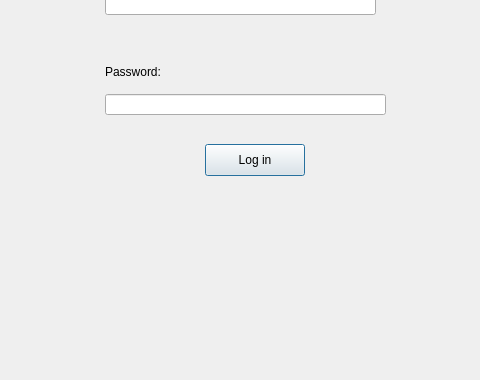
This is cs_ll_project/loginpage.ui in Nashaat324/CS_ll_lab_project as Qt 5 draws it before an edit; both pictures show x 125 to 605 and y 256 to 636 of the 779 by 636 pixel window. The edited form follows.
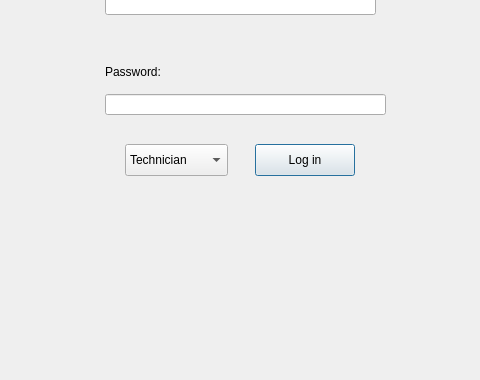
This is the edited form.

Commit message: Finished chat system and technician interface

```diff
--- a/cs_ll_project/loginpage.ui
+++ b/cs_ll_project/loginpage.ui
@@ -84,7 +84,7 @@
   <widget class="QPushButton" name="loginButton">
    <property name="geometry">
     <rect>
-     <x>330</x>
+     <x>380</x>
      <y>400</y>
      <width>100</width>
      <height>32</height>
@@ -94,6 +94,26 @@
     <string>Log in</string>
    </property>
   </widget>
+  <widget class="QComboBox" name="comboBox_role">
+   <property name="geometry">
+    <rect>
+     <x>250</x>
+     <y>400</y>
+     <width>103</width>
+     <height>32</height>
+    </rect>
+   </property>
+   <item>
+    <property name="text">
+     <string>Technician</string>
+    </property>
+   </item>
+   <item>
+    <property name="text">
+     <string>Employee</string>
+    </property>
+   </item>
+  </widget>
  </widget>
  <resources/>
  <connections/>
```
The commit also changes 39 other files.
